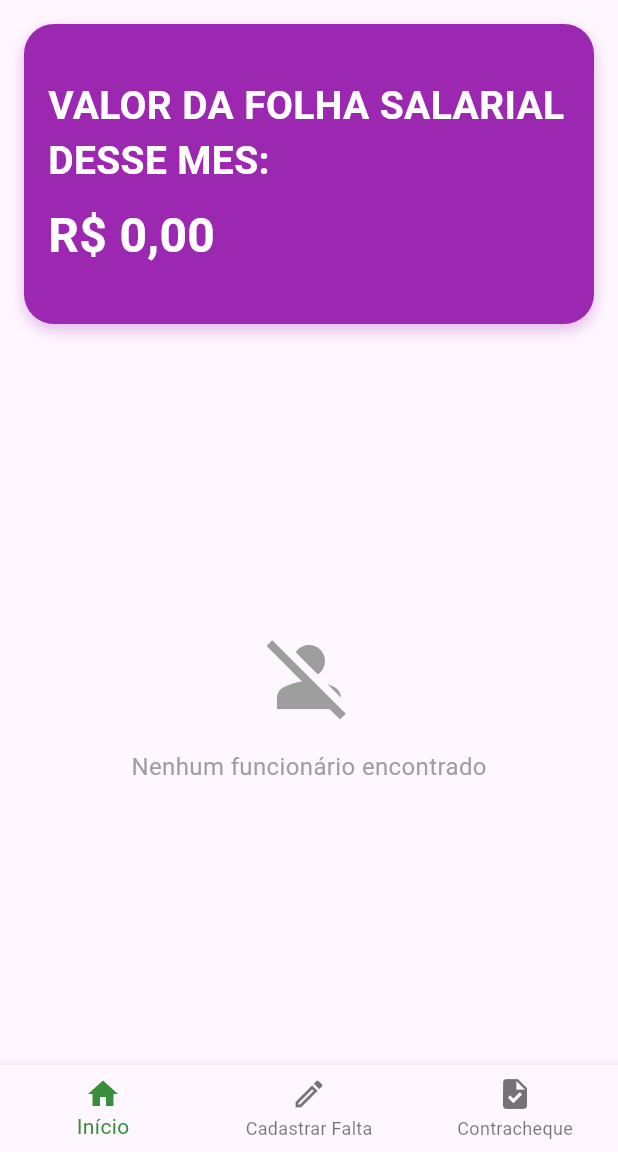
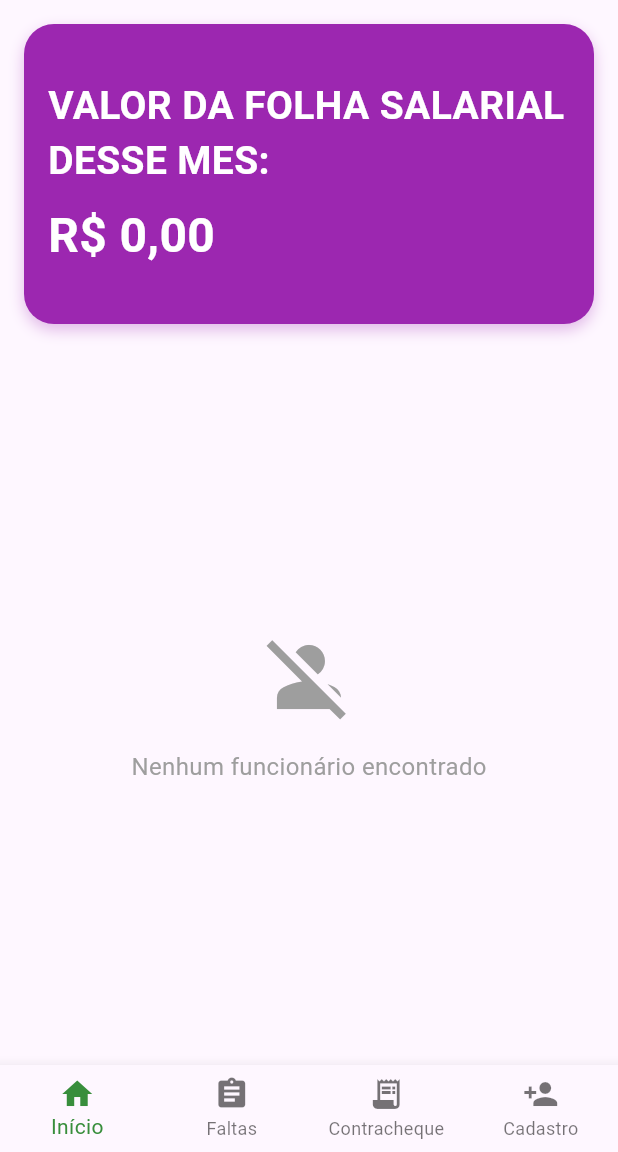
Before and after one commit to MatheusSerafim777/Organizese, a Flutter app: the TelaInicial01 screen opened directly with empty values, on a phone screen of 412 x 824 dp, the part 84-1236 px from its top. Run offline on Flutter 3.47's test engine with Material 3 defaults, Android fonts, the phone set to English and light mode, and no system bars; our stand-ins replace cloud_firestore, email_validator, firebase_auth, firebase_core, flutter_dotenv, motion_toast and 1 more; accounts and stored records are empty.

Commit message:
Versao 3.0

```diff
--- a/lib/view/controle_interacao/controlador_login.dart
+++ b/lib/view/controle_interacao/controlador_login.dart
@@ -4,7 +4,7 @@ import 'package:cloud_firestore/cloud_firestore.dart';
 import 'package:organizese/domain/funcionario.dart';
 import 'package:organizese/util/toast.dart';
 import 'package:organizese/util/navegacao.dart';
-import 'package:organizese/view/tela_inicial01.dart';
+import 'package:organizese/view/tela_inicial.dart';
 import 'package:organizese/view/tela_inicial_funcionario.dart';
 import 'package:email_validator/email_validator.dart';
 
--- a/lib/view/controle_interacao/controle_splash_screen.dart
+++ b/lib/view/controle_interacao/controle_splash_screen.dart
@@ -4,7 +4,7 @@ import 'package:cloud_firestore/cloud_firestore.dart';
 import 'package:organizese/domain/funcionario.dart';
 import 'package:organizese/util/navegacao.dart';
 import 'package:organizese/view/tela_login.dart';
-import 'package:organizese/view/tela_inicial01.dart';
+import 'package:organizese/view/tela_inicial.dart';
 import 'package:organizese/controller/cargo_controller.dart';
 import 'package:organizese/controller/beneficio_controller.dart';
 import 'package:organizese/controller/desconto_controller.dart';
--- a/lib/view/tela_edicao_funcionario.dart
+++ b/lib/view/tela_edicao_funcionario.dart
@@ -337,8 +337,7 @@ class _TelaEdicaoFuncionarioState extends State<TelaEdicaoFuncionario> {
 
               // Botões de ação
               Row(
-                children: [
-                  Expanded(
+                children: [Expanded(
                   child: OutlinedButton.icon(
                     onPressed: _isLoading
                         ? null
@@ -350,6 +349,7 @@ class _TelaEdicaoFuncionarioState extends State<TelaEdicaoFuncionario> {
                     ),
                   ),
                 ),
+
                   SizedBox(width: 16),
                   Expanded(
                     flex: 2,
--- a/lib/view/tela_inicial01.dart
+++ b/lib/view/tela_inicial.dart
@@ -1,5 +1,6 @@
 import 'package:flutter/material.dart';
 import 'package:organizese/domain/funcionario.dart';
+import 'package:organizese/view/tela_cadastrar.dart';
 import 'package:organizese/view/tela_cadastro_contracheque.dart';
 import 'package:organizese/view/tela_cadastro_falta.dart';
 import 'package:organizese/view/tela_homepage.dart';
@@ -24,13 +25,9 @@ class _TelaInicialState extends State<TelaInicial01> {
   }
 
   @override
-  void initState() {
-    super.initState();
-  }
-
-  @override
   Widget build(BuildContext context) {
     Widget currentPage;
+
     switch (_selectedIndex) {
       case 0:
         currentPage = HomePage();
@@ -40,6 +37,9 @@ class _TelaInicialState extends State<TelaInicial01> {
         break;
       case 2:
         currentPage = TelaCadastroContracheque();
+        break;
+      case 3:
+        currentPage = TelaCadastro();
         break;
       default:
         currentPage = HomePage();
@@ -57,21 +57,37 @@ class _TelaInicialState extends State<TelaInicial01> {
               await FirebaseAuth.instance.signOut();
               Navigator.of(context).pushAndRemoveUntil(
                 MaterialPageRoute(builder: (context) => Telalogin()),
-                (route) => false
+                    (route) => false,
               );
             },
           ),
         ],
       ),
+
       body: currentPage,
+
       bottomNavigationBar: BottomNavigationBar(
         currentIndex: _selectedIndex,
         onTap: _onItemTapped,
         selectedItemColor: Colors.green[700],
+        type: BottomNavigationBarType.fixed,
         items: const [
-          BottomNavigationBarItem(icon: Icon(Icons.home), label: 'Início'),
-          BottomNavigationBarItem(icon: Icon(Icons.edit_outlined), label: 'Cadastrar Falta'),
-          BottomNavigationBarItem(icon: Icon(Icons.task), label: 'Contracheque'),
+          BottomNavigationBarItem(
+            icon: Icon(Icons.home),
+            label: 'Início',
+          ),
+          BottomNavigationBarItem(
+            icon: Icon(Icons.assignment),
+            label: 'Faltas',
+          ),
+          BottomNavigationBarItem(
+            icon: Icon(Icons.receipt_long),
+            label: 'Contracheque',
+          ),
+          BottomNavigationBarItem(
+            icon: Icon(Icons.person_add),
+            label: 'Cadastro',
+          ),
         ],
       ),
     );
```
Also changed, not shown: lib/view/tela_cadastrar.dart (+12 -7 lines), lib/view/tela_login.dart (+4 -7 lines), 1 other file. Lines whose indentation alone changed are shown as unchanged.
